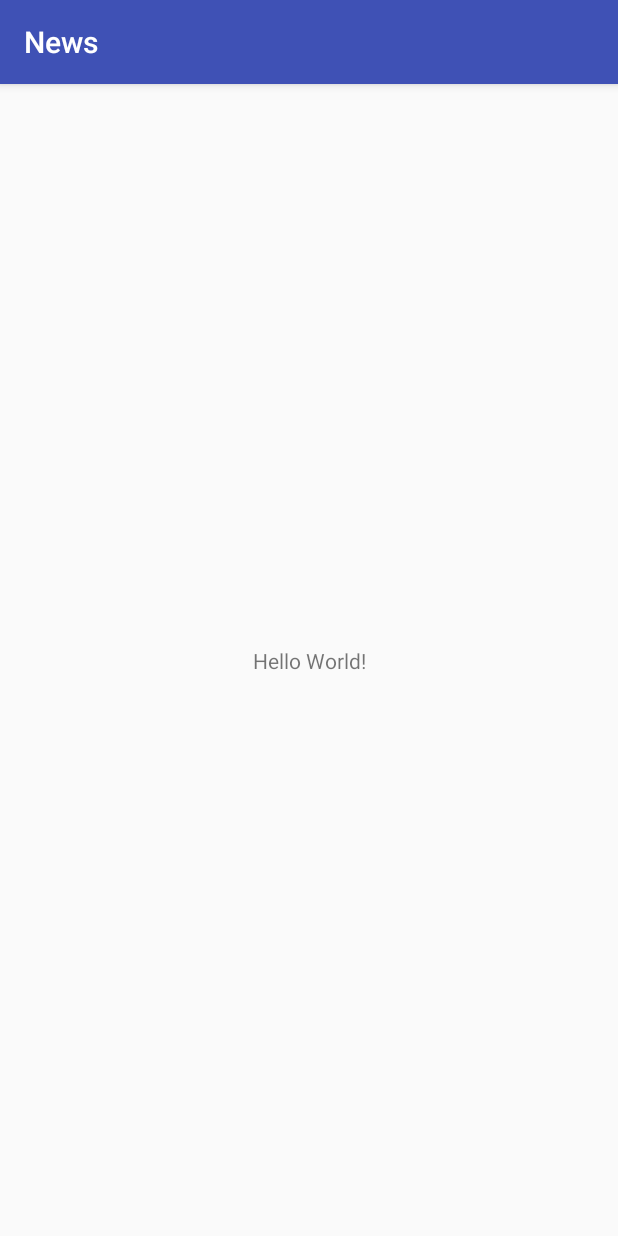
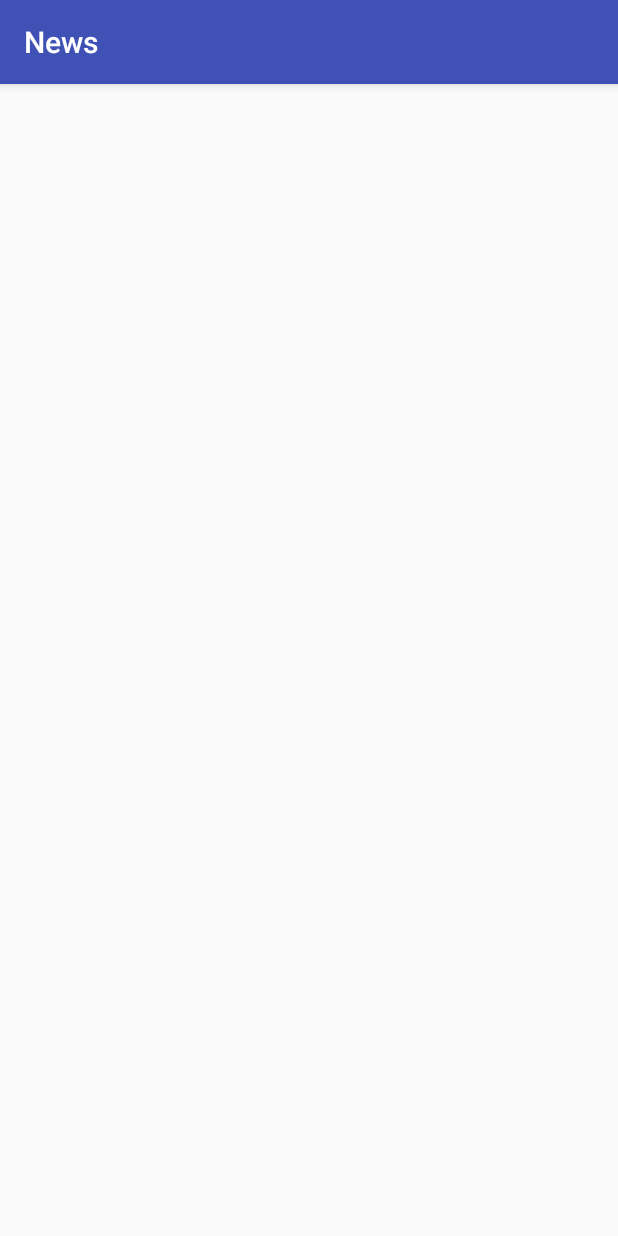
Before and after one commit to rimeljammal/Mobile-Midterm, an Android app: the screen it shows after launch (MainActivity), on a phone screen of 412 x 824 dp. Run offline under Robolectric (Android 15) with nearby library versions, the phone set to English and light mode, and no system bars.

```diff
--- a/app/build.gradle
+++ b/app/build.gradle
@@ -26,8 +26,12 @@ dependencies {
     androidTestImplementation 'com.android.support.test:runner:1.0.1'
     androidTestImplementation 'com.android.support.test.espresso:espresso-core:3.0.1'
 
-    compile 'com.squareup.okhttp3:okhttp:3.10.0'
+    compile 'com.squareup.okhttp3:okhttp:3.9.1'
 
     compile 'com.squareup.retrofit2:retrofit:2.3.0'
 
+    compile 'com.squareup.retrofit2:converter-gson:2.2.0'
+
+    compile 'com.google.code.gson:gson:2.8.1'
+
 }
--- a/app/src/main/res/layout/activity_main.xml
+++ b/app/src/main/res/layout/activity_main.xml
@@ -6,13 +6,6 @@
     android:layout_height="match_parent"
     tools:context="com.example.news.activities.MainActivity">
 
-    <TextView
-        android:layout_width="wrap_content"
-        android:layout_height="wrap_content"
-        android:text="Hello World!"
-        app:layout_constraintBottom_toBottomOf="parent"
-        app:layout_constraintLeft_toLeftOf="parent"
-        app:layout_constraintRight_toRightOf="parent"
-        app:layout_constraintTop_toTopOf="parent" />
+
 
 </android.support.constraint.ConstraintLayout>
```
Also changed, not shown: app/src/main/java/com/example/news/api/ApiManager.java (+43 -0 lines).
